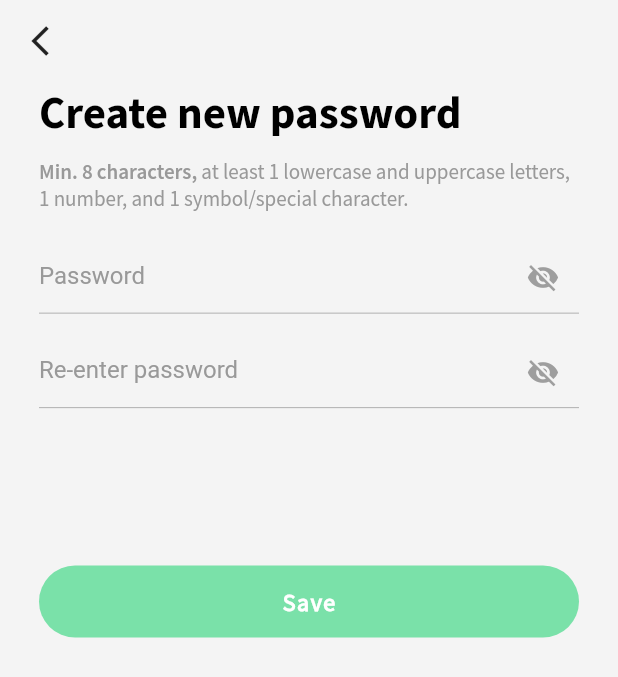
After one commit to RajprudhviMarella/zm_supplier_new, a Flutter app: the CreatePassword screen opened directly, on a phone screen of 412 x 824 dp. The commit adds this screen. Shown: the top 677 px of the screen. Run offline on Flutter 3.47's test engine with Material 2 defaults, Android fonts, the phone set to English and light mode, and no system bars; our stand-ins replace image_picker, modal_progress_hud, pin_code_fields, shared_preferences, webview_flutter; missing offline and left inert: flutter_dialogs; accounts and stored records are empty.

Commit message:
change password page added.

```diff
--- /dev/null
+++ b/lib/login/create_password_page.dart
@@ -0,0 +1,429 @@
+import 'dart:convert';
+
+import 'package:flutter/material.dart';
+import 'package:flutter_dialogs/flutter_dialogs.dart';
+import 'package:modal_progress_hud/modal_progress_hud.dart';
+import 'package:shared_preferences/shared_preferences.dart';
+import 'package:zm_supplier/login/login_page.dart';
+import 'package:zm_supplier/models/user.dart';
+import 'package:zm_supplier/services/editSupplierApi.dart';
+import 'package:zm_supplier/utils/color.dart';
+import 'package:zm_supplier/utils/constants.dart';
+
+class CreatePassword extends StatefulWidget {
+  @override
+  CreatePasswordState createState() => new CreatePasswordState();
+}
+
+class CreatePasswordState extends State<CreatePassword> {
+  GlobalKey<FormState> formKeyNewPassword = GlobalKey<FormState>();
+  GlobalKey<FormState> formKeyNewPasswordAgain = GlobalKey<FormState>();
+
+  String newPassword, newPasswordAgain, passwordEncrypted, verificationCode, email;
+  bool _newPasswordToggle = true;
+  bool _newPasswordAgainToggle = true;
+
+  bool _isPassWordFilled = false;
+  bool _isNewPasswordFilled = false;
+
+  bool _isShowLoader = false;
+
+  // var verificationCode;
+
+  RegExp regex = new RegExp(
+      r'^(?=.*?[A-Z])(?=.*?[a-z])(?=.*?[0-9])(?=.*?[!#$%&()*+,-./:;<=>?@\^_`{|}~"\[\]]).{8,}$');
+
+  @override
+  void initState() {
+    super.initState();
+    retriveVerificationCode();
+  }
+
+  @override
+  void dipose() {
+    super.dispose();
+  }
+
+  void _showLoader() {
+    setState(() {
+      _isShowLoader = true;
+    });
+  }
+
+  void _hideLoader() {
+    setState(() {
+      _isShowLoader = false;
+    });
+  }
+
+  retriveVerificationCode() async {
+    SharedPreferences prefs = await SharedPreferences.getInstance();
+    verificationCode = prefs.getString(Constants.verification_code);
+    email = prefs.getString(Constants.user_email);
+    print('verificationCode' + verificationCode);
+    print("email" + email);
+  }
+
+  // sharedPref.saveData(Constants.PASSWORD_ENCRYPTED, _password);
+
+
+  void createPasswordApiCalling() {
+
+    _showLoader();
+    EditSupplierDetails login = new EditSupplierDetails();
+    login.createPassword(email, newPassword, verificationCode)
+        .then((value) async {
+          _hideLoader();
+          if (value == null) {
+            showErrorAlert(Constants.txt_change_password, Constants.txt_something_wrong);
+          }
+      if (value.status == "success") {
+
+        SharedPref sharedPref = SharedPref();
+        sharedPref.saveData(Constants.PASSWORD_ENCRYPTED, newPassword);
+
+        showAlert(Constants.txt_password_updated, Constants.txt_for_security_login_again);
+      } else {
+        showErrorAlert(Constants.txt_change_password, Constants.txt_something_wrong);
+      }
+    });
+
+  }
+
+
+  @override
+  Widget build(BuildContext context) {
+    double width = MediaQuery.of(context).size.width;
+    double height = MediaQuery.of(context).size.height;
+
+    return ModalProgressHUD(
+      inAsyncCall: _isShowLoader,
+      child: Scaffold(
+        backgroundColor: faintGrey,
+        body: ListView(
+          children: [
+            backButton(context, Icon(Icons.arrow_back_ios_outlined)),
+            Headers(context, Constants.txt_create_password, 30, Colors.black),
+            subText(context),
+            NewPassword(
+              context,
+              Constants.txt_password,
+            ),
+            NewPasswordAgain(
+              context,
+              Constants.txt_re_enter_password,
+            ),
+            Button(context)
+          ],
+        ),
+      ),
+    );
+  }
+
+  void validator(context) {
+    if (formKeyNewPassword.currentState.validate() &&
+        formKeyNewPasswordAgain.currentState.validate()) {
+      //changePasswordApiCalling(context);
+    }
+  }
+
+  Widget backButton(context, Icon icon) {
+    return Container(
+      child: Padding(
+        padding: const EdgeInsets.all(15.0),
+        child: Row(
+          crossAxisAlignment: CrossAxisAlignment.start,
+          children: [
+            GestureDetector(
+              onTap: () {
+                Navigator.pop(context);
+              },
+              child: Container(
+                width: 12,
+                height: 18,
+                child: icon,
+              ),
+            ),
+          ],
+        ),
+      ),
+    );
+  }
+
+  Widget Headers(context, String name, double size, Color greyText) {
+    return Container(
+      color: faintGrey,
+      margin: EdgeInsets.only(top: 2.0),
+      padding: EdgeInsets.only(top: 5.0, left: 26.0, right: 26.0),
+      child: Text(name,
+          style: TextStyle(
+            color: greyText,
+            fontFamily: "SourceSansProBold",
+            fontSize: size,
+          )),
+    );
+  }
+
+  Widget subText(context) {
+    return Container(
+      color: faintGrey,
+      margin: EdgeInsets.only(top: 2.0),
+      padding: EdgeInsets.only(top: 10.0, left: 26.0, right: 26.0),
+      child: RichText(
+        text: TextSpan(children: <TextSpan>[
+          TextSpan(
+              text: Constants.txt_password_requiremntSemiBold,
+              style: TextStyle(
+                  fontFamily: "SourceSansProSemiBold",
+                  fontSize: 14,
+                  color: greyText)),
+          TextSpan(
+              text: Constants.txt_password_requirementRegular,
+              style: TextStyle(
+                fontFamily: "SourceSansProRegular",
+                fontSize: 14,
+                color: greyText,
+              )),
+        ]),
+      ),
+    );
+  }
+
+  validatePassword() {
+    print('validating');
+    if (newPassword.length < 8 && newPasswordAgain.length < 8) {
+      showErrorAlert(Constants.txt_short_password, Constants.txt_password_length);
+    } else if (!regex.hasMatch(newPassword)) {
+      showErrorAlert(Constants.txt_incorrect_format,
+          Constants.txt_password_requirements);
+    } else if (newPassword != newPasswordAgain) {
+      showErrorAlert(Constants.txt_password_not_match,
+          Constants.txt_re_enter_new_password);
+    } else {
+      print('password matched');
+      createPasswordApiCalling();
+    }
+  }
+
+  Widget NewPassword(context, String hint) {
+    void _toggle() {
+      setState(() {
+        _newPasswordToggle = !_newPasswordToggle;
+      });
+    }
+
+    return Container(
+      margin: const EdgeInsets.only(left: 26, top: 20.0, right: 26),
+      // padding:
+      // const EdgeInsets.only(left: 20, right: 20, top: 5.0, bottom: 5.0),
+      child: Form(
+        key: formKeyNewPassword,
+        child: TextFormField(
+          onChanged: (value) {
+            newPassword = value;
+            setState(() {
+              if (value.length > 0) {
+                _isPassWordFilled = true; // to clear error warnigns.
+              } else {
+                _isPassWordFilled = false;
+              }
+            });
+          },
+          // validator: (input) => input.isValidEmail() ? null : "Check your email",
+
+          obscureText: _newPasswordToggle,
+
+          style: TextStyle(fontSize: 20, height: 1),
+
+          decoration: InputDecoration(
+              suffixIcon: InkWell(
+                onTap: _toggle,
+                child: Icon(
+                  _newPasswordToggle
+                      ? Icons.visibility_off
+                      : Icons.visibility_rounded,
+                  size: 22.0,
+                  color: Colors.grey,
+                ),
+              ),
+              hintText: hint,
+              hintStyle: TextStyle(
+                fontSize: 16,
+                color: greyText,
+              ),
+              enabledBorder: UnderlineInputBorder(
+                borderSide: BorderSide(
+                  color: greyText,
+                  width: 0.5,
+                ),
+              ),
+              focusedBorder: UnderlineInputBorder(
+                  borderSide: BorderSide(color: buttonBlue))),
+        ),
+      ),
+    );
+  }
+
+  Widget NewPasswordAgain(context, String hint) {
+    void _toggle() {
+      setState(() {
+        _newPasswordAgainToggle = !_newPasswordAgainToggle;
+      });
+    }
+
+    return Container(
+      padding:
+          const EdgeInsets.only(left: 26, right: 26, top: 15.0, bottom: 5.0),
+      child: Form(
+        key: formKeyNewPasswordAgain,
+        child: TextFormField(
+          onChanged: (value) {
+            newPasswordAgain = value;
+            setState(() {
+              if (value.length > 0) {
+                _isNewPasswordFilled = true; // to clear error warnigns.
+              } else {
+                _isNewPasswordFilled = false;
+              }
+            });
+          },
+
+          // validator: (input) => input.isValidEmail() ? null : "Check your email",
+
+          obscureText: _newPasswordAgainToggle,
+          style: TextStyle(fontSize: 20, height: 1),
+
+          decoration: InputDecoration(
+            border: InputBorder.none,
+            suffixIcon: InkWell(
+              onTap: _toggle,
+              child: Icon(
+                _newPasswordAgainToggle
+                    ? Icons.visibility_off
+                    : Icons.visibility_rounded,
+                size: 22.0,
+                color: Colors.grey,
+              ),
+            ),
+
+            enabledBorder: UnderlineInputBorder(
+              borderSide: BorderSide(
+                color: greyText,
+                width: 0.5,
+              ),
+            ),
+            focusedBorder:
+                UnderlineInputBorder(borderSide: BorderSide(color: buttonBlue)),
+
+            hintText: hint,
+            //  suffixIcon: Icon(Icons.visibility_off),
+            hintStyle: TextStyle(
+              fontSize: 16,
+              color: greyText,
+            ),
+          ),
+        ),
+      ),
+    );
+  }
+
+  Widget Button(context) {
+    return Padding(
+      padding: const EdgeInsets.only(left: 26.0, top: 100.0, right: 26.0),
+      child: Container(
+        height: 48.0,
+        child: GestureDetector(
+          onTap: (_isPassWordFilled && _isNewPasswordFilled)
+              ? () {
+                  //validator(context);
+                  validatePassword();
+                }
+              : null,
+          child: Container(
+            decoration: BoxDecoration(
+              color: _isPassWordFilled && _isNewPasswordFilled
+                  ? lightGreen
+                  : lightGreen.withOpacity(0.5),
+              borderRadius: BorderRadius.circular(30.0),
+            ),
+            child: Row(
+              mainAxisAlignment: MainAxisAlignment.center,
+              children: <Widget>[
+                Center(
+                  child: Text(
+                    "Save",
+                    style: TextStyle(
+                      color: Colors.white,
+                      fontFamily: 'SourceSansProRegular',
+                      fontSize: 16,
+                      fontWeight: FontWeight.w600,
+                      letterSpacing: 1,
+                    ),
+                  ),
+                )
+              ],
+            ),
+          ),
+        ),
+      ),
+    );
+  }
+
+  void showAlert(String status, String message) {
+    // set up the button
+    Widget okButton = FlatButton(
+      child: Text(Constants.txt_ok),
+      onPressed: () {
+        // Navigator.pop(context);
+        Navigator.push(
+            context,
+            MaterialPageRoute(
+                builder: (context) => LoginPage(), fullscreenDialog: true));
+      //  Navigator.of(context).pop();
+      }
+    );
+
+    // set up the AlertDialog
+    BasicDialogAlert alert = BasicDialogAlert(
+      title: Text(status),
+      content: Text(message),
+      actions: [okButton],
+    );
+
+    // show the dialog
+    showDialog(
+      context: context,
+      builder: (BuildContext context) {
+        return alert;
+      },
+    );
+  }
+
+  void showErrorAlert(String status, String message) {
+    // set up the button
+    Widget okButton = FlatButton(
+        child: Text(Constants.txt_ok),
+        onPressed: () {
+          // Navigator.pop(context);
+
+         //  Navigator.of(context).pop();
+           Navigator.of(context, rootNavigator: true).pop();
+        }
+    );
+
+    // set up the AlertDialog
+    BasicDialogAlert alert = BasicDialogAlert(
+      title: Text(status),
+      content: Text(message),
+      actions: [okButton],
+    );
+
+    // show the dialog
+    showDialog(
+      context: context,
+      builder: (BuildContext context) {
+        return alert;
+      },
+    );
+  }
+}
--- a/lib/models/user.dart
+++ b/lib/models/user.dart
@@ -173,6 +173,29 @@ class ChangePasswordRequest {
 // password = json['password'];
 }
 
+class CreatePasswordRequest {
+  String ZeemartId;
+  String newPassword;
+  String verificationCode;
+
+  CreatePasswordRequest(
+      this.ZeemartId,
+      this.newPassword,
+      this.verificationCode,
+      );
+
+  // Login.fromJson(Map<String, dynamic> json) {
+
+  Map<String, dynamic> tojson() {
+    Map<String, dynamic> map = {
+      'ZeemartId': ZeemartId,
+      'newPassword': newPassword,
+      'verificationCode': verificationCode,
+    };
+    return map;
+  }
+}
+
 class userData {
   userData({
     this.dateUpdated,
--- a/lib/utils/constants.dart
+++ b/lib/utils/constants.dart
@@ -34,6 +34,13 @@ class Constants {
   static const String PASSWORD_ENCRYPTED = "PASSWORD_ENCRYPTED";
   static const String specific_user_info = "specificUserInfo";
 
+  static const String txt_incorrect_format = "Incorrect format";
+   static const String txt_short_password = "New password is too short";
+   static const String txt_password_not_match = "New passwords entered do not match";
+   static const String txt_re_enter_new_password = "Please reenter new password.";
+   static const String txt_password_length = "Please enter at least 8 characters.";
+  static const String txt_password = "Password";
+  static const String txt_re_enter_password = "Re-enter password";
   static const String txt_current_password = "Current Password";
   static const String txt_enter_current_password = "Enter Current Password";
   static const String txt_new_password_min = "New Password (min.8 characters)";
@@ -46,8 +53,13 @@ class Constants {
       "Incorrect current password";
   static const String txt_password_requirements =
       "Min. 8 characters - at least 1 lowercase and uppercase letters, 1 number, and 1 symbol/special character.";
+  static const String txt_password_requiremntSemiBold = "Min. 8 characters, ";
+  static const String txt_password_requirementRegular = "at least 1 lowercase and uppercase letters, 1 number, and 1 symbol/special character.";
+  static const String txt_create_password = "Create new password";
 
+  static const String user_email = 'user_Email';
   static const String is_logged = "isLogged";
+  static const String verification_code = "VerificationCode";
   static const String status_success = "Success";
   static const String txt_new_password_didnt_match =
       "New password does not match Confirm password.";
--- a/lib/utils/urlEndPoints.dart
+++ b/lib/utils/urlEndPoints.dart
@@ -8,5 +8,6 @@ class URLEndPoints {
   static const String get_specific_user_url = account_managent_server + "account/supplier";
   static const String forgot_password_url = auth_server + "sendVerificationCode";
   static const String validate_verification_code = auth_server + "validateVerificationCode";
+  static const String create_password = auth_server + "resetPassword";
   static const String change_password = auth_server +"changePassword/v1";
 }
```
Also changed, not shown: lib/login/forgot_password.dart (+8 -1 lines), lib/login/verification_code_page.dart (+17 -6 lines), lib/services/authenticationApi.dart (+4 -4 lines), lib/services/editSupplierApi.dart (+35 -0 lines).
